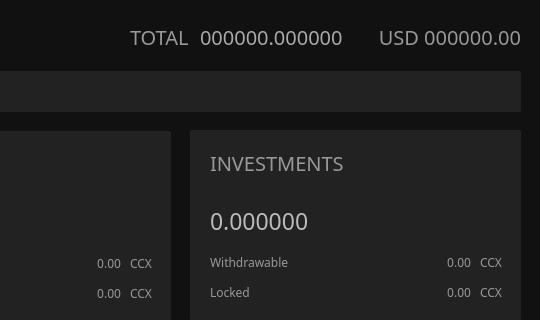
The window that src/gui/ui/overviewframe.ui (ConcealNetwork/conceal-desktop) describes before a commit, drawn with Qt 5; both pictures show x 730 to 1270 and y 0 to 320 of the 1270 by 700 pixel window.
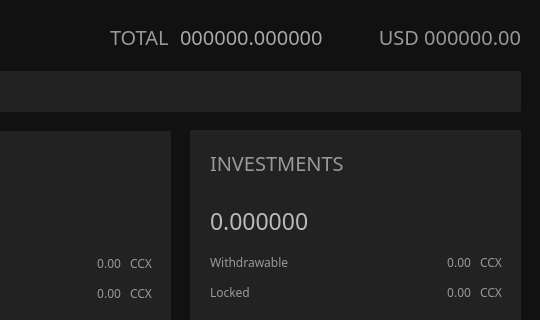
The same window after the commit. Icons and pictures are not drawn.

Commit message: width adjustments

Diff of the .ui file:
```diff
--- a/src/gui/ui/overviewframe.ui
+++ b/src/gui/ui/overviewframe.ui
@@ -1262,9 +1262,9 @@
      <widget class="QLabel" name="m_totalPortfolioLabel">
       <property name="geometry">
        <rect>
-        <x>930</x>
+        <x>910</x>
         <y>26</y>
-        <width>171</width>
+        <width>191</width>
         <height>21</height>
        </rect>
       </property>
@@ -1289,7 +1289,7 @@
      <widget class="QLabel" name="m_portfolioTitle">
       <property name="geometry">
        <rect>
-        <x>860</x>
+        <x>840</x>
         <y>26</y>
         <width>61</width>
         <height>21</height>
```
The commit also changes 1 other file.
